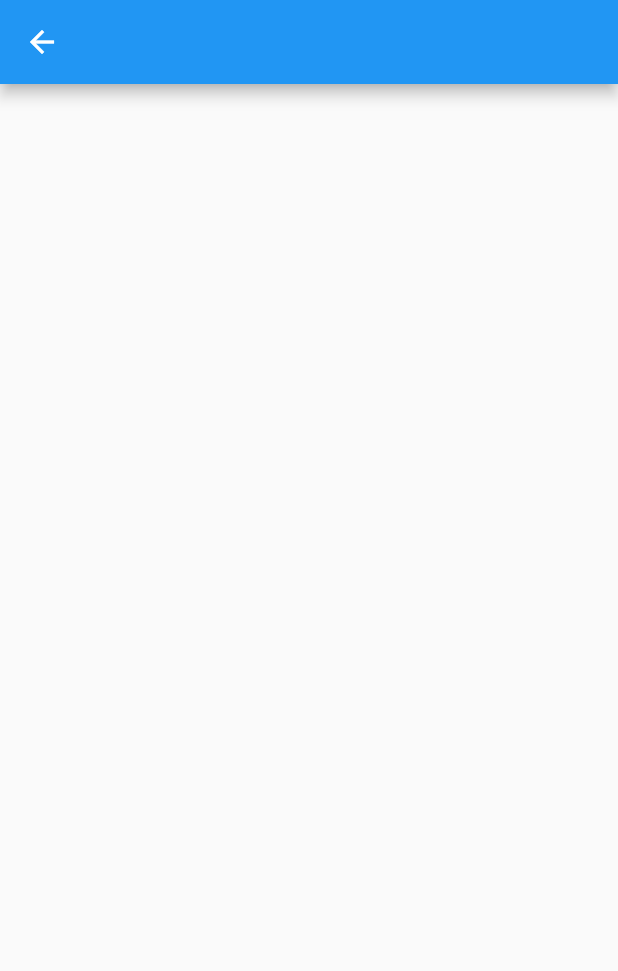
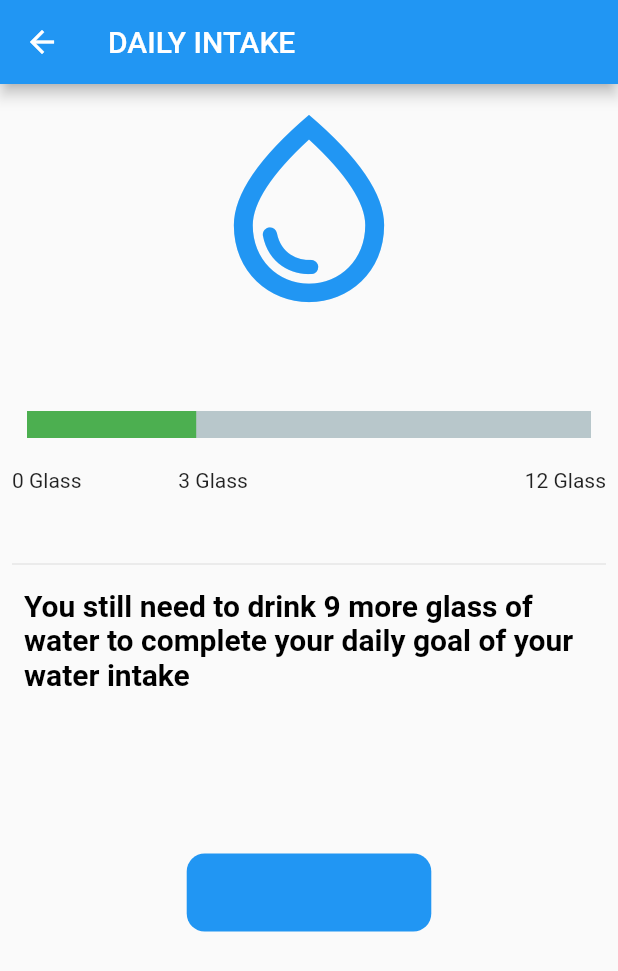
Before and after one commit to rahulrawatofficial/ifitcare, a Flutter app: the WaterIntakePage screen opened by its route, on a phone screen of 412 x 824 dp. Shown: the top 971 px of the screen. Run offline on Flutter 3.47's test engine with Material 2 defaults, Android fonts, the phone set to English and light mode, and no system bars; drawn by our look-alikes of percent_indicator; our stand-ins replace firebase_auth, firebase_core, simple_circular_progress_bar; accounts and stored records are empty.

Commit message:
water intake page

```diff
--- a/lib/UI/UserTabs/water_intake_page.dart
+++ b/lib/UI/UserTabs/water_intake_page.dart
@@ -1,4 +1,6 @@
+import 'package:flutter/cupertino.dart';
 import 'package:flutter/material.dart';
+import 'package:percent_indicator/linear_percent_indicator.dart';
 
 class WaterIntakePage extends StatefulWidget {
   const WaterIntakePage({Key? key}) : super(key: key);
@@ -11,8 +13,58 @@ class _WaterIntakePageState extends State<WaterIntakePage> {
   @override
   Widget build(BuildContext context) {
     return Scaffold(
-      appBar: AppBar(),
-      body: Column(),
+      appBar: AppBar(
+        title: const Text("DAILY INTAKE"),
+      ),
+      body: Padding(
+        padding: const EdgeInsets.all(8.0),
+        child: Column(
+          crossAxisAlignment: CrossAxisAlignment.start,
+          children: [
+      const    Center(child:   Icon(Icons.water_drop_outlined,color: Colors.blue,size: 150,)),
+        // const    Text("DAILY INTAKE",
+              // style: TextStyle(color: Colors.black, fontSize: 33),),
+          const    SizedBox(
+                height: 60,
+              ),
+            Center(
+              child: LinearPercentIndicator(
+                        // width: 350.0,
+                        lineHeight: 18.0,
+                        percent: 0.3,
+                        progressColor: Colors.green,
+                      ),
+            ),
+            const    SizedBox(
+                height: 20,
+              ),
+            Row(
+              mainAxisAlignment: MainAxisAlignment.spaceBetween,
+              children: const[
+                Text("0 Glass"),
+                Padding(
+                  padding: EdgeInsets.fromLTRB(0, 0, 120, 0),
+                  child: Text("3 Glass"),
+                ),
+                Text("12 Glass"),
+              ],
+            ),
+            const    SizedBox(
+                height: 40,
+              ),
+           const Divider(),
+           const Padding(
+              padding:  EdgeInsets.all(8.0),
+              child:     Text("You still need to drink 9 more glass of water to complete your daily goal of your water intake",
+                style: TextStyle(color: Colors.black, fontSize: 20,fontWeight: FontWeight.w600),),
+            ),
+            const    SizedBox(
+                height: 100,
+              ),
+            Center(child: CupertinoButton(child: Text("Drink and Update"),color: Colors.blue, onPressed: (){})),
+          ],
+        ),
+      ),
     );
   }
 }
--- a/pubspec.yaml
+++ b/pubspec.yaml
@@ -32,6 +32,7 @@ dependencies:
   simple_circular_progress_bar: ^1.0.1
   firebase_core: ^2.3.0
   firebase_auth: ^4.1.3
+  percent_indicator: ^4.2.2
 
 
 
```
Also changed, not shown: pubspec.lock.
